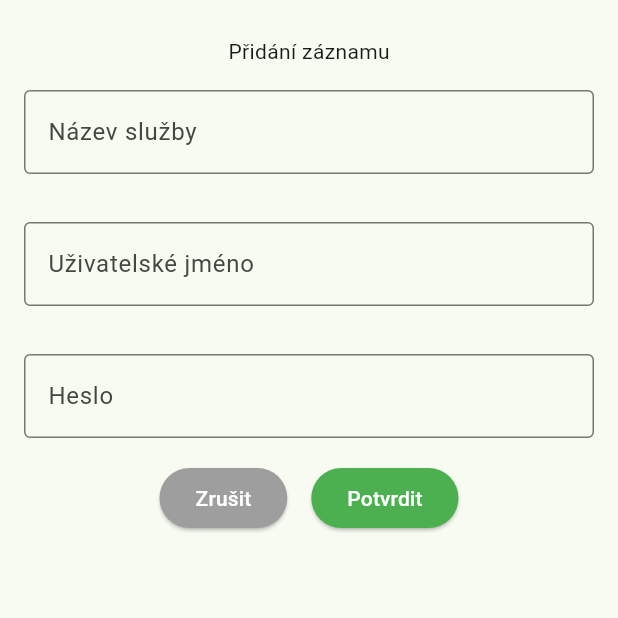
After one commit to Venca321/FlutterPasswords, a Flutter app: the AddRecord screen opened directly, after a tap on "Potvrdit", on a phone screen of 412 x 824 dp, the top half of it. The commit adds this screen. Run offline on Flutter 3.47's test engine with Material 2 defaults, Android fonts, the phone set to English and light mode, and no system bars; our stand-ins replace local_auth, pin_code_fields, sqflite; missing offline and left inert: dart:ffi, encrypt; accounts and stored records are empty.

Commit message:
pridavaci page pridana

```diff
--- a/lib/database.dart
+++ b/lib/database.dart
@@ -62,6 +62,7 @@ Future<List> getRecords() async {
 
 Future<void> addRecord(name, username, password) async {
   var db = await getDatabase();
+  if (name.length < 1 && username.length < 1 && password.length < 1){return;}
   var encryptedName = encrypt(name);
   var encryptedUsername = encrypt(username);
   var encryptedPassword = encrypt(password);
--- a/lib/main.dart
+++ b/lib/main.dart
@@ -57,6 +57,7 @@ class MyAppState extends ChangeNotifier {
     }
   }
 
+  var pin = null;
   void checkPin(pin, enteredPin){
     if (pin == enteredPin){
       authed = true;
@@ -64,7 +65,6 @@ class MyAppState extends ChangeNotifier {
     }
   }
 
-  var pin = null;
   void setPin(newPin){
     pin = newPin;
     notifyListeners();
@@ -81,6 +81,21 @@ class MyAppState extends ChangeNotifier {
     records = newRecords;
     notifyListeners();
   }
+
+  var onPage = 0;
+  void changePage(){
+    if (onPage == 0){
+      onPage = 1;
+    }
+    else{
+      onPage = 0;
+    }
+    notifyListeners();
+  }
+
+  var name;
+  var username;
+  var password;
 }
 
 class MainPage extends StatefulWidget {
--- /dev/null
+++ b/lib/pages/addrecord.dart
@@ -0,0 +1,123 @@
+// ignore_for_file: prefer_const_constructors, prefer_const_literals_to_create_immutables
+import 'package:flutter/material.dart';
+import 'package:passwords/database.dart';
+import 'package:provider/provider.dart';
+
+import '../main.dart';
+
+class AddRecord extends StatelessWidget{
+  @override
+  Widget build(BuildContext context){
+    var appState = context.watch<MyAppState>();
+    return Scaffold(
+      body: SafeArea(
+        child: Center(
+          child: Column(
+            children: [
+              SizedBox(height: 24),
+              const Text("Přidání záznamu"),
+              Padding(
+                padding: const EdgeInsets.all(16.0),
+                child: Form(
+                  child: TextFormField(
+                    decoration: InputDecoration(
+                      border: OutlineInputBorder(),
+                      labelText: 'Název služby',
+                    ),
+                    validator: (value){
+                      value ??= "";
+                      return value.length < 2 ? 'Name must be greater than two characters' : "";
+                    },
+                    onChanged: (value) {
+                      appState.name = value;
+                    }
+                  )
+                ),
+              ),
+              Padding(
+                padding: const EdgeInsets.all(16.0),
+                child: Form(
+                  child: TextFormField(
+                    decoration: InputDecoration(
+                      border: OutlineInputBorder(),
+                      labelText: 'Uživatelské jméno',
+                    ),
+                    validator: (value){
+                      value ??= "";
+                      return value.length < 2 ? 'Name must be greater than two characters' : "";
+                    },
+                    onChanged: (value) {
+                      appState.username = value;
+                    }
+                  )
+                ),
+              ),
+              Padding(
+                padding: const EdgeInsets.all(16.0),
+                child: Form(
+                  child: TextFormField(
+                    decoration: InputDecoration(
+                      border: OutlineInputBorder(),
+                      labelText: 'Heslo',
+                    ),
+                    validator: (value){
+                      value ??= "";
+                      return value.length < 2 ? 'Name must be greater than two characters' : "";
+                    },
+                    onChanged: (value) {
+                      appState.password = value;
+                    }
+                  )
+                ),
+              ),
+              Buttons(appState: appState)
+            ]
+          ),
+        ),
+      ),
+    );
+  }
+}
+
+class Buttons extends StatelessWidget {
+  const Buttons({
+    super.key,
+    required this.appState,
+  });
+
+  final MyAppState appState;
+
+  @override
+  Widget build(BuildContext context) {
+    return Row(
+      mainAxisAlignment: MainAxisAlignment.center,
+      children: [
+        ElevatedButton(
+          style: ElevatedButton.styleFrom(
+            primary: Colors.grey,
+            onPrimary: Colors.white // Background color
+          ),
+          onPressed: (){
+            appState.changePage();
+          },
+          child: const Text("Zrušit")
+        ),
+        SizedBox(width: 16),
+        ElevatedButton(
+          style: ElevatedButton.styleFrom(
+            primary: Colors.green,
+            onPrimary: Colors.white // Background color
+          ),
+          onPressed: (){
+            addRecord(appState.name, appState.username, appState.password);
+            appState.changePage();
+            appState.name = "";
+            appState.username = "";
+            appState.password = "";
+          },
+          child: const Text("Potvrdit")
+        ),
+      ],
+    );
+  }
+}
```
Also changed, not shown: lib/pages/auth.dart (+10 -3 lines), lib/pages/home.dart (+65 -30 lines), 1 other file.
